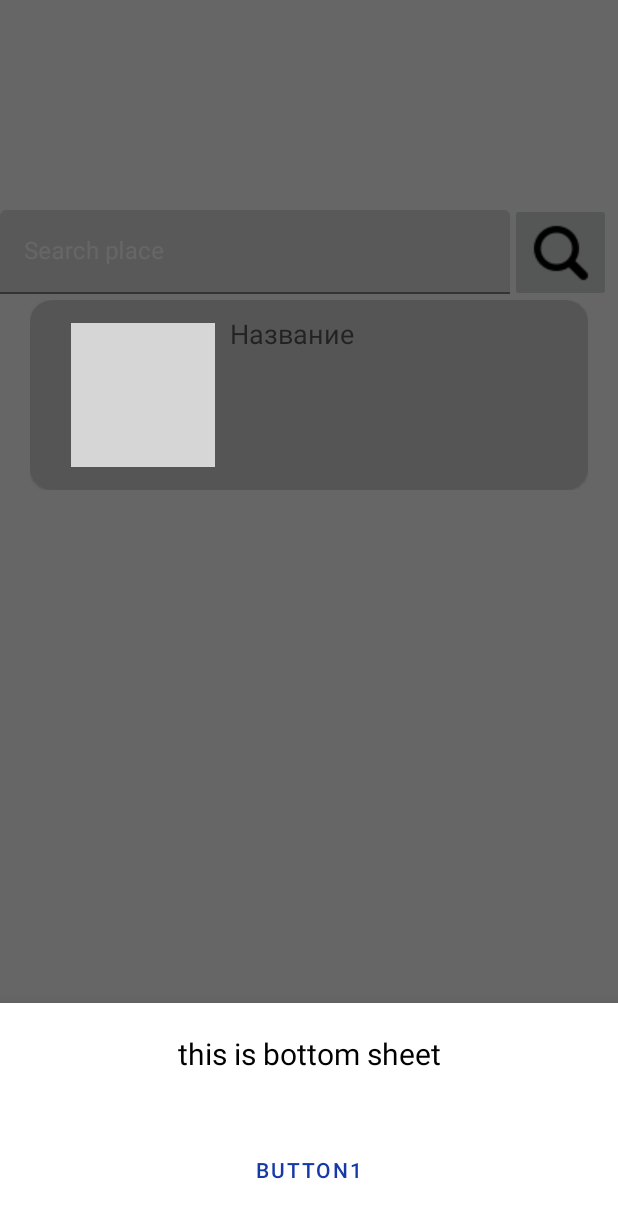
After one commit to Hedgehog2484/Moscow_4D, an Android app: the fragment BottomSheetFragment placed in its activity, on a phone screen of 412 x 824 dp. The commit adds this screen. Shown: the top 1218 px of the screen. Run offline under Robolectric (Android 15) with nearby library versions, the phone set to English and light mode, and no system bars; grey boxes are pictures that could not be loaded.

Commit message:
Added MapBottomSheet fragment and Map dark theme.

```diff
--- a/app/src/main/AndroidManifest.xml
+++ b/app/src/main/AndroidManifest.xml
@@ -44,7 +44,7 @@
                 <category android:name="android.intent.category.LAUNCHER" />
             </intent-filter>
         </activity>
-        <activity android:name=".PlacePageActivity" />
+        <activity android:name=".fragments.home.PlacePageActivity" />
     </application>
 
 </manifest>
--- a/app/src/main/java/com/android/moscow4D/MainActivity.kt
+++ b/app/src/main/java/com/android/moscow4D/MainActivity.kt
@@ -1,17 +1,20 @@
 package com.android.moscow4D
 
+import android.app.ProgressDialog.show
 import androidx.appcompat.app.AppCompatActivity
 import android.os.Bundle
+import android.widget.Button
 import androidx.fragment.app.Fragment
 import com.android.moscow4D.fragments.home.HomeFragment
 import com.android.moscow4D.fragments.map.MapController
 import com.android.moscow4D.fragments.map.MapsFragment
+import com.android.moscow4D.fragments.map.subUI.BottomSheetFragment
 import com.android.moscow4D.fragments.settings.SettingsFragment
 import com.google.android.material.bottomnavigation.BottomNavigationView
 
 
 class MainActivity: AppCompatActivity() {
-    private val mapsFragment = MapsFragment(this)
+    private val mapsFragment = MapsFragment(this, supportFragmentManager)
     private val homeFragment = HomeFragment()
     private val settingsFragment = SettingsFragment()
 
@@ -30,6 +33,7 @@
                 }
                 true
             }
+
     }
 
     private fun setFragment(fragment: Fragment){
--- a/app/src/main/java/com/android/moscow4D/PlacePageActivity.kt
+++ b/app/src/main/java/com/android/moscow4D/fragments/home/PlacePageActivity.kt
@@ -1,9 +1,11 @@
-package com.android.moscow4D
+package com.android.moscow4D.fragments.home
 
 import android.os.Bundle
 import android.widget.ImageView
 import android.widget.TextView
 import androidx.appcompat.app.AppCompatActivity
+import com.android.moscow4D.CacheEngine
+import com.android.moscow4D.R
 
 
 class PlacePageActivity: AppCompatActivity() {
--- a/app/src/main/java/com/android/moscow4D/fragments/home/PlacesListFragment.kt
+++ b/app/src/main/java/com/android/moscow4D/fragments/home/PlacesListFragment.kt
@@ -16,7 +16,7 @@
 
 import android.view.LayoutInflater
 import android.view.View
-import com.android.moscow4D.PlacePageActivity
+import com.android.moscow4D.fragments.home.PlacePageActivity
 
 import com.android.moscow4D.CacheEngine
 
--- a/app/src/main/java/com/android/moscow4D/fragments/map/MapsFragment.kt
+++ b/app/src/main/java/com/android/moscow4D/fragments/map/MapsFragment.kt
@@ -2,7 +2,6 @@
 
 import android.Manifest
 import android.app.Activity
-import android.app.Dialog
 import android.content.pm.PackageManager
 import androidx.fragment.app.Fragment
 
@@ -10,27 +9,27 @@
 import android.view.LayoutInflater
 import android.view.View
 import android.view.ViewGroup
-import android.widget.Toast
+import android.widget.Button
 import androidx.core.app.ActivityCompat
-import com.android.moscow4D.MainActivity
+import androidx.fragment.app.FragmentManager
 import com.android.moscow4D.R
+import com.android.moscow4D.fragments.map.subUI.BottomSheetFragment
 
-import com.google.android.gms.location.ActivityRecognition
-import com.google.android.gms.location.LocationServices
-
-import com.google.android.gms.maps.CameraUpdateFactory
 import com.google.android.gms.maps.GoogleMap
 import com.google.android.gms.maps.OnMapReadyCallback
 import com.google.android.gms.maps.SupportMapFragment
-import com.google.android.gms.maps.model.LatLng
-import com.google.android.gms.maps.model.MarkerOptions
-import com.google.android.gms.maps.model.PolylineOptions
-import kotlin.properties.Delegates
+import com.google.android.gms.maps.model.MapStyleOptions
 
 
-class MapsFragment(_activity: Activity) : Fragment() {
-    private val mapController = MapController()
+class MapsFragment(_activity: Activity, val _fragmentManager: FragmentManager) : Fragment() {
+    private var mapController: MapController? = null
     private val activity: Activity = _activity
+
+    private val bottomSheetFragment = BottomSheetFragment()
+
+    private var btn0: Button? = null
+
+    private val frManager = _fragmentManager
 
     private val callback = OnMapReadyCallback { googleMap ->
         /**
@@ -43,9 +42,39 @@
          * user has installed Google Play services and returned to the app.
          */
 
-        mapController.onMapReady(googleMap)
+        mapController = MapController(_fragmentManager, _activity.applicationContext)
+
+        mapController!!.onMapReady(googleMap)
 
         fetchLocation(googleMap)
+    }
+
+    override fun onCreate(savedInstanceState: Bundle?) {
+        super.onCreate(savedInstanceState)
+    }
+
+    override fun onCreateView(
+        inflater: LayoutInflater,
+        container: ViewGroup?,
+        savedInstanceState: Bundle?
+    ): View? {
+        val view = inflater.inflate(R.layout.fragment_maps, container, false)
+
+        //btn0 = view.findViewById<Button>(R.id.btn0)
+
+        //btn0!!.setOnClickListener {
+        //    bottomSheetFragment.show(frManager, "Bottom sheet dialog!")
+        //}
+
+        return view
+    }
+
+    override fun onViewCreated(view: View, savedInstanceState: Bundle?) {
+        super.onViewCreated(view, savedInstanceState)
+
+
+        val mapFragment = childFragmentManager.findFragmentById(R.id.map) as SupportMapFragment?
+        mapFragment?.getMapAsync(callback)
     }
 
     private fun fetchLocation(googleMap: GoogleMap){
@@ -62,20 +91,4 @@
         }
         googleMap.isMyLocationEnabled = true
     }
-
-    override fun onCreateView(
-        inflater: LayoutInflater,
-        container: ViewGroup?,
-        savedInstanceState: Bundle?
-    ): View? {
-        return inflater.inflate(R.layout.fragment_maps, container, false)
-    }
-
-    override fun onViewCreated(view: View, savedInstanceState: Bundle?) {
-        super.onViewCreated(view, savedInstanceState)
-
-
-        val mapFragment = childFragmentManager.findFragmentById(R.id.map) as SupportMapFragment?
-        mapFragment?.getMapAsync(callback)
-    }
 }
--- /dev/null
+++ b/app/src/main/java/com/android/moscow4D/fragments/map/subUI/BottomSheetFragment.kt
@@ -0,0 +1,29 @@
+package com.android.moscow4D.fragments.map.subUI
+
+import android.os.Bundle
+import android.view.LayoutInflater
+import android.view.View
+import android.view.ViewGroup
+import android.widget.Button
+import android.widget.Toast
+import com.android.moscow4D.R
+import com.google.android.material.bottomsheet.BottomSheetDialogFragment
+
+class BottomSheetFragment: BottomSheetDialogFragment() {
+    /**
+     * This class represents bottom sheet xml and its logic
+     * */
+
+    override fun onCreateView(
+        inflater: LayoutInflater,
+        container: ViewGroup?,
+        savedInstanceState: Bundle?
+    ): View? {
+        return inflater.inflate(R.layout.bottomsheet_fragment, container, false)
+    }
+
+    override fun onViewCreated(view: View, savedInstanceState: Bundle?) {
+        super.onViewCreated(view, savedInstanceState)
+    }
+
+}
--- /dev/null
+++ b/app/src/main/res/layout/bottomsheet_fragment.xml
@@ -0,0 +1,25 @@
+<?xml version="1.0" encoding="utf-8"?>
+<LinearLayout xmlns:android="http://schemas.android.com/apk/res/android"
+    android:layout_width="match_parent"
+    android:layout_height="match_parent"
+    android:gravity="center_horizontal"
+    android:orientation="vertical"
+    android:background="@android:color/white">
+
+    <TextView
+        android:layout_width="match_parent"
+        android:layout_height="wrap_content"
+        android:layout_margin="20dp"
+        android:gravity="center"
+        android:text="this is bottom sheet"
+        android:textColor="@android:color/black"
+        android:textSize="20sp" />
+
+    <Button
+        android:id="@+id/btn1"
+        android:layout_width="wrap_content"
+        android:layout_height="wrap_content"
+        android:layout_margin="20dp"
+        android:text="Button1" />
+
+</LinearLayout>
```
Also changed, not shown: app/src/main/java/com/android/moscow4D/fragments/map/MapController.kt (+37 -7 lines), app/src/main/res/raw/dark_theme.json (added, +186 -0 lines).
